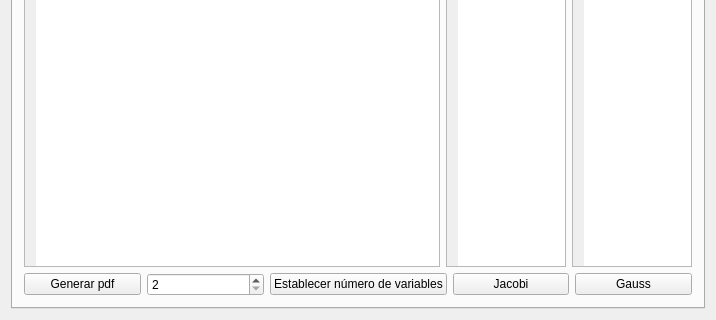
Qt form Matrices/mainwindow.ui (frank101m/Matrices) before a commit; both pictures show x 0 to 716 and y 280 to 600 of the 716 by 600 pixel window.
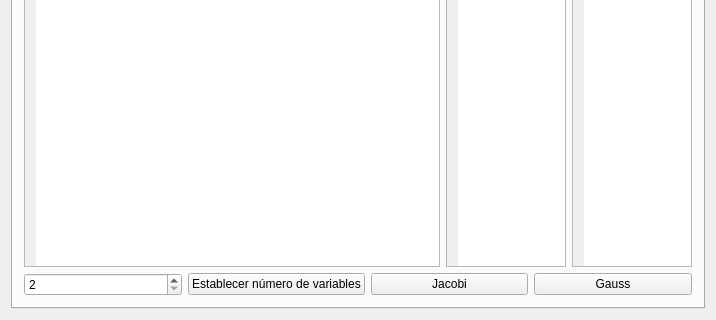
The same form after that commit. The open tabs and pages were chosen to show the change.

Diff of the .ui file:
```diff
--- a/Matrices/mainwindow.ui
+++ b/Matrices/mainwindow.ui
@@ -668,13 +668,6 @@
            <layout class="QVBoxLayout" name="verticalLayout_8">
             <item>
              <layout class="QHBoxLayout" name="horizontalLayout_10">
-              <item>
-               <widget class="QPushButton" name="pushButton_6">
-                <property name="text">
-                 <string>Generar pdf</string>
-                </property>
-               </widget>
-              </item>
               <item>
                <widget class="QSpinBox" name="spinnerRowCount">
                 <property name="minimum">
```
Left out of the diff: 2 changed lines with no effect on the pictures.
